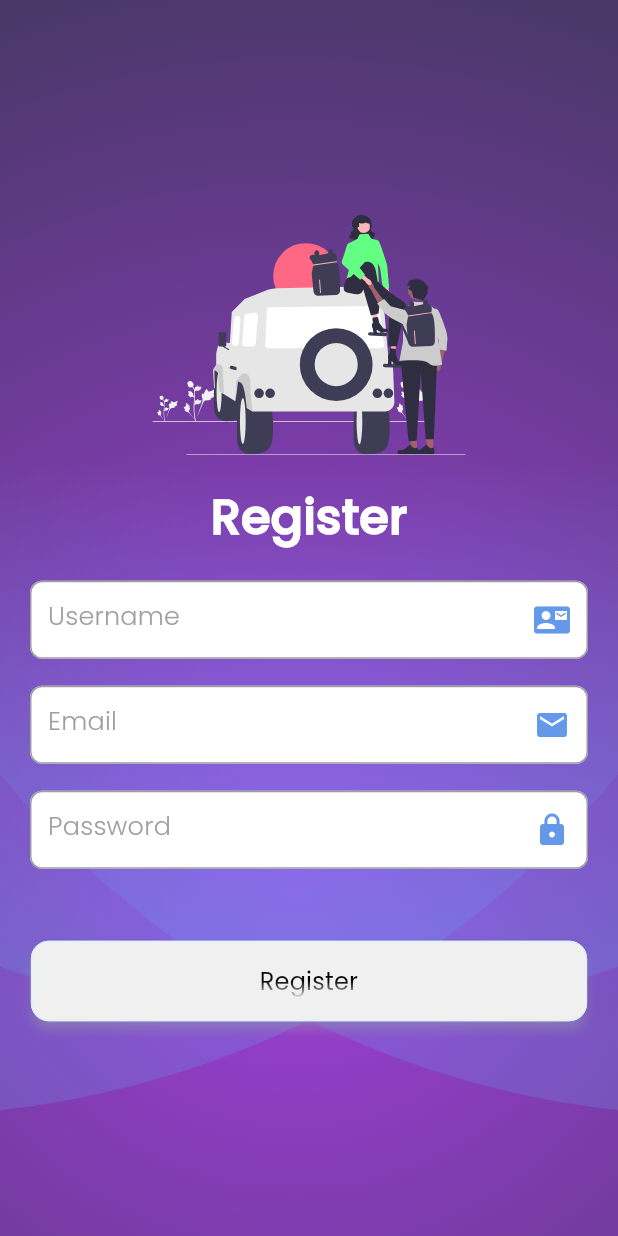
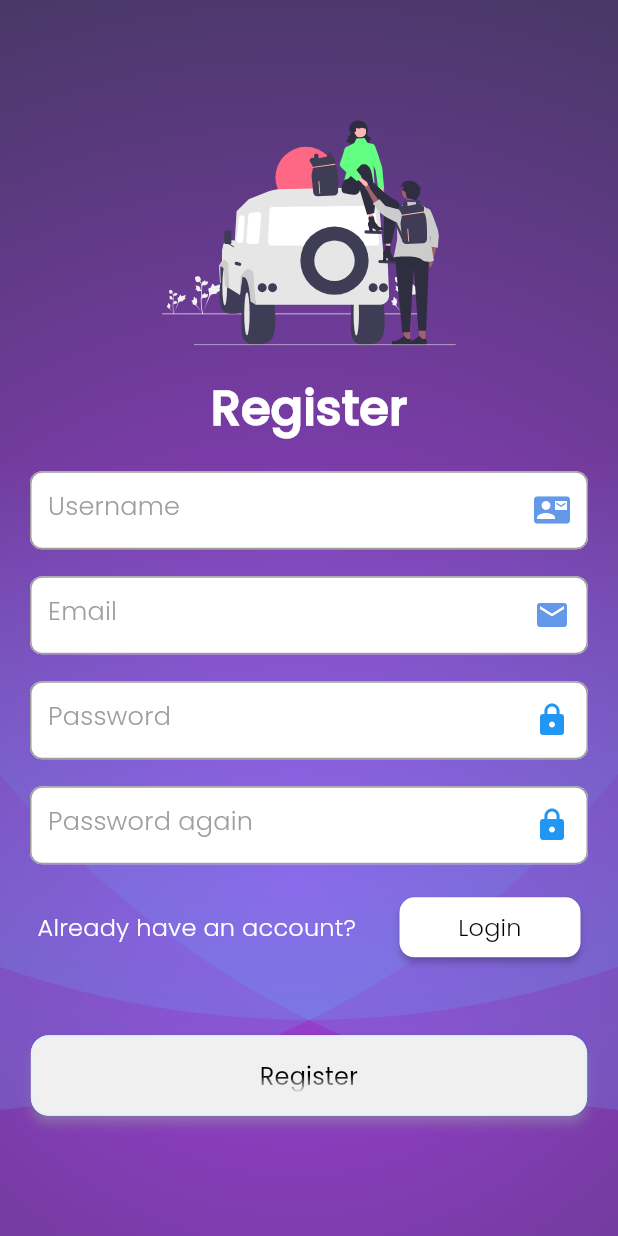
Before and after one commit to ookokk/quit_mate, a Flutter app: the RegisterView screen opened by its route, on a phone screen of 412 x 824 dp. Run offline on Flutter 3.47's test engine with Material 2 defaults, Android fonts, the light colour scheme and no system bars; our stand-ins replace cloud_firestore, connectivity_plus, easy_localization, firebase_auth, firebase_core, fl_chart and 7 more; accounts and stored records are empty; network calls fail.

Commit message:
register tamam abijim

```diff
--- a/lib/main.dart
+++ b/lib/main.dart
@@ -2,7 +2,7 @@
 import 'package:flutter_riverpod/flutter_riverpod.dart';
 import 'package:quit_mate/src/core/const/routes.dart';
 import 'package:quit_mate/src/core/theme/theme_provider.dart';
-import 'package:quit_mate/src/feature/auth/login/view/login_view.dart';
+import 'package:quit_mate/src/feature/auth/register/view/register_view.dart';
 import 'src/core/init/init_app.dart';
 
 void main() {
@@ -20,7 +20,7 @@
       theme: currentTheme,
       routes: Routes.routes,
       debugShowCheckedModeBanner: false,
-      home: LoginView(),
+      home: RegisterView(),
     );
   }
 }
--- a/lib/src/core/const/strings.dart
+++ b/lib/src/core/const/strings.dart
@@ -11,10 +11,14 @@
   static const String register = "Register";
   static const String already = "Already have an account?";
   static const String doNotHave = "Don't have an account?";
+  static const String pwDoNotMatch = "Passwords do not match";
 
   static const String login = "Login";
+  static const String success = "Success ";
+  static const String userCreated = "User created successfully ";
   static const String email = "Email";
   static const String password = "Password";
+  static const String passwordAgain = "Password again";
   static const String username = "Username";
   static const String error = "Error";
   static const String cancel = "Cancel";
--- a/lib/src/core/theme/theme_provider.dart
+++ b/lib/src/core/theme/theme_provider.dart
@@ -9,7 +9,7 @@
   return ThemeProvider();
 });
 
-final class ThemeProvider extends StateNotifier<ThemeData> {
+class ThemeProvider extends StateNotifier<ThemeData> {
   ThemeProvider() : super(lightTheme) {
     _loadTheme();
   }
--- a/lib/src/feature/auth/login/view/login_view.dart
+++ b/lib/src/feature/auth/login/view/login_view.dart
@@ -87,8 +87,7 @@
                   NavigateRegisterOrLoginRow(
                       rowText: Strings.doNotHave,
                       onTap: () {
-                        Navigator.pushNamedAndRemoveUntil(
-                            context, '/register', (route) => false);
+                        Navigator.pushNamed(context, '/register');
                       },
                       btnText: Strings.register),
                   const SizedBox(
@@ -105,7 +104,7 @@
                       if (user != null) {
                         if (user.toLowerCase().contains("error") ||
                             user.toLowerCase().contains("invalid")) {
-                          Future.delayed(const Duration(milliseconds: 10), () {
+                          Future.microtask(() {
                             AuthAlertDialog().showAuthAlertDialog(
                               context,
                               ref,
--- a/lib/src/feature/auth/register/view/register_view.dart
+++ b/lib/src/feature/auth/register/view/register_view.dart
@@ -5,19 +5,26 @@
 import 'package:quit_mate/src/core/const/material/device_size.dart';
 import 'package:quit_mate/src/core/const/strings.dart';
 import 'package:quit_mate/src/core/theme/theme_provider.dart';
+import 'package:quit_mate/src/feature/auth/service/auth_manager.dart';
+import 'package:quit_mate/src/feature/auth/viewmodel/password_visibility_notifier.dart';
+import 'package:quit_mate/src/feature/auth/widget/auth_alert_dialog.dart';
 import 'package:quit_mate/src/feature/auth/widget/auth_elevated_button.dart';
 import 'package:quit_mate/src/feature/auth/widget/custom_text_field.dart';
+import 'package:quit_mate/src/feature/auth/widget/navigate_register_or_login_row.dart';
 
-final class RegisterView extends ConsumerWidget {
+class RegisterView extends ConsumerWidget {
   RegisterView({
     Key? key,
   }) : super(key: key);
-  final TextEditingController emailController = TextEditingController();
-  final TextEditingController passwordController = TextEditingController();
-  final TextEditingController usernameController = TextEditingController();
+  final TextEditingController emailCnt = TextEditingController();
+  final TextEditingController pwCnt = TextEditingController();
+  final TextEditingController pwAgainCnt = TextEditingController();
+  final TextEditingController usernameCnt = TextEditingController();
   @override
   Widget build(BuildContext context, WidgetRef ref) {
     final currentTheme = ref.watch(themeProvider);
+    final authManager = AuthManager();
+    final passwordVisibility = ref.watch(passwordVisibilityProvider);
     return SafeArea(
       child: Scaffold(
         backgroundColor: currentTheme.scaffoldBackgroundColor,
@@ -35,7 +42,7 @@
                 children: [
                   SvgPicture.asset(
                     Assets.svgRegister,
-                    height: 160,
+                    height: 150,
                   ),
                   const SizedBox(
                     height: 18,
@@ -49,7 +56,7 @@
                     height: 18,
                   ),
                   CustomTextField(
-                      controller: usernameController,
+                      controller: usernameCnt,
                       hintText: Strings.username,
                       obscureText: false,
                       icon: const Icon(Icons.contact_mail)),
@@ -57,22 +64,34 @@
                     height: 18,
                   ),
                   CustomTextField(
-                      controller: emailController,
+                      controller: emailCnt,
                       hintText: Strings.email,
                       obscureText: false,
                       icon: const Icon(Icons.email)),
                   const SizedBox(
                     height: 18,
                   ),
-                  CustomTextField(
-                      controller: passwordController,
-                      hintText: Strings.password,
-                      obscureText: false,
-                      icon: const Icon(Icons.lock)),
+                  PasswordTextField(
+                      pwCnt: pwCnt, passwordVisibility: passwordVisibility),
+                  const SizedBox(
+                    height: 18,
+                  ),
+                  PasswordAgainTextField(
+                      pwAgainCnt: pwAgainCnt,
+                      passwordVisibility: passwordVisibility),
+                  const SizedBox(
+                    height: 18,
+                  ),
+                  NavigateRegisterOrLoginRow(
+                      rowText: Strings.already,
+                      onTap: () {
+                        Navigator.pushNamed(context, '/login');
+                      },
+                      btnText: Strings.login),
                   const SizedBox(
                     height: 48,
                   ),
-                  AuthElevatedButton(text: Strings.register, onTap: () {}),
+                  buildAuthElevatedButton(context, ref, authManager)
                 ],
               ),
             )
@@ -81,4 +100,113 @@
       ),
     );
   }
+
+  AuthElevatedButton buildAuthElevatedButton(
+      BuildContext context, WidgetRef ref, AuthManager authManager) {
+    return AuthElevatedButton(
+      text: Strings.register,
+      onTap: () async {
+        try {
+          if (pwCnt.text != pwAgainCnt.text) {
+            AuthAlertDialog().showAuthAlertDialog(
+                context, ref, Strings.error, Strings.pwDoNotMatch);
+            return;
+          }
+          await authManager.registerWithEmailAndPassword(
+            emailCnt.text,
+            pwCnt.text,
+          );
+          Future.microtask(() => AuthAlertDialog().showAuthAlertDialog(
+              context, ref, Strings.success, Strings.userCreated));
+        } catch (e) {
+          String errorMessage = e.toString().toLowerCase();
+          if (errorMessage.contains("error") ||
+              errorMessage.contains("email-already-in-use") ||
+              errorMessage.contains("invalid")) {
+            Future.microtask(() {
+              AuthAlertDialog().showAuthAlertDialog(
+                context,
+                ref,
+                Strings.error,
+                errorMessage,
+              );
+            });
+          } else {
+            Future.microtask(() {
+              AuthAlertDialog().showAuthAlertDialog(
+                context,
+                ref,
+                Strings.error,
+                'An unexpected error occurred.',
+              );
+            });
+          }
+        }
+      },
+    );
+  }
 }
+
+class PasswordAgainTextField extends StatelessWidget {
+  const PasswordAgainTextField({
+    super.key,
+    required this.pwAgainCnt,
+    required this.passwordVisibility,
+  });
+
+  final TextEditingController pwAgainCnt;
+  final PasswordVisibilityNotifier passwordVisibility;
+
+  @override
+  Widget build(BuildContext context) {
+    return CustomTextField(
+      controller: pwAgainCnt,
+      hintText: Strings.passwordAgain,
+      obscureText: passwordVisibility.isPasswordObscured,
+      icon: passwordVisibility.isPasswordObscured
+          ? const Icon(
+              Icons.lock,
+              color: Colors.blue,
+            )
+          : const Icon(
+              Icons.lock_open,
+              color: Colors.blue,
+            ),
+      onIconButtonPressed: () {
+        passwordVisibility.togglePasswordVisibility();
+      },
+    );
+  }
+}
+
+class PasswordTextField extends StatelessWidget {
+  const PasswordTextField({
+    super.key,
+    required this.pwCnt,
+    required this.passwordVisibility,
+  });
+
+  final TextEditingController pwCnt;
+  final PasswordVisibilityNotifier passwordVisibility;
+
+  @override
+  Widget build(BuildContext context) {
+    return CustomTextField(
+      controller: pwCnt,
+      hintText: Strings.password,
+      obscureText: passwordVisibility.isPasswordObscured,
+      icon: passwordVisibility.isPasswordObscured
+          ? const Icon(
+              Icons.lock,
+              color: Colors.blue,
+            )
+          : const Icon(
+              Icons.lock_open,
+              color: Colors.blue,
+            ),
+      onIconButtonPressed: () {
+        passwordVisibility.togglePasswordVisibility();
+      },
+    );
+  }
+}
```
Also changed, not shown: lib/src/feature/auth/service/auth_manager.dart (+1 -10 lines).
